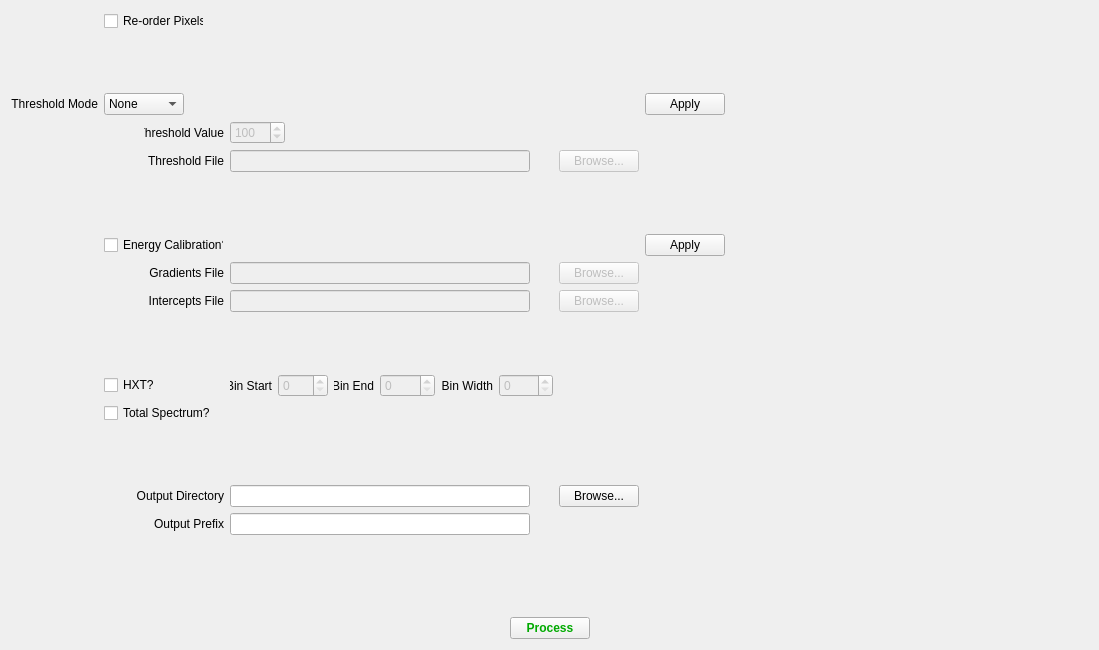
stfc-detectors/hexitec, file STFC/HexitecGigEProject/trunk/HxtProcessingLibTest/processingForm.ui: the form before one commit.
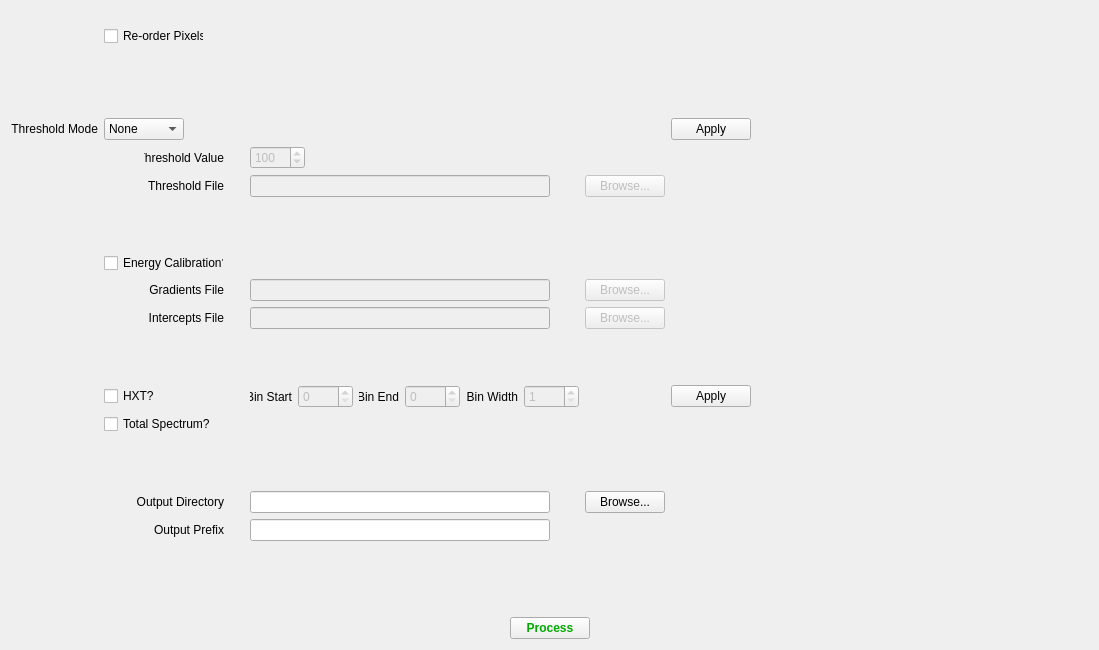
The form after the commit.

Commit message: Buffer processing and energy calibration threads operating.

Patch:
```diff
--- a/STFC/HexitecGigEProject/trunk/HxtProcessingLibTest/processingForm.ui
+++ b/STFC/HexitecGigEProject/trunk/HxtProcessingLibTest/processingForm.ui
@@ -164,7 +164,7 @@
          </property>
          <property name="minimumSize">
           <size>
-           <width>50</width>
+           <width>55</width>
            <height>0</height>
           </size>
          </property>
@@ -174,6 +174,9 @@
            <height>16777215</height>
           </size>
          </property>
+         <property name="maximum">
+          <number>640000</number>
+         </property>
         </widget>
        </item>
        <item>
@@ -199,7 +202,7 @@
          </property>
          <property name="minimumSize">
           <size>
-           <width>50</width>
+           <width>55</width>
            <height>0</height>
           </size>
          </property>
@@ -231,7 +234,7 @@
          </property>
          <property name="minimumSize">
           <size>
-           <width>50</width>
+           <width>55</width>
            <height>0</height>
           </size>
          </property>
@@ -241,8 +244,11 @@
            <height>16777215</height>
           </size>
          </property>
+         <property name="minimum">
+          <number>1</number>
+         </property>
          <property name="maximum">
-          <number>6400</number>
+          <number>640000</number>
          </property>
         </widget>
        </item>
@@ -320,6 +326,19 @@
        </property>
       </widget>
      </item>
+     <item row="0" column="3">
+      <spacer name="verticalSpacer_6">
+       <property name="orientation">
+        <enum>Qt::Vertical</enum>
+       </property>
+       <property name="sizeHint" stdset="0">
+        <size>
+         <width>20</width>
+         <height>40</height>
+        </size>
+       </property>
+      </spacer>
+     </item>
      <item row="17" column="7">
       <spacer name="horizontalSpacer">
        <property name="orientation">
@@ -372,6 +391,13 @@
        </property>
       </widget>
      </item>
+     <item row="11" column="6">
+      <widget class="QPushButton" name="energyCalibrationButton">
+       <property name="text">
+        <string>Apply</string>
+       </property>
+      </widget>
+     </item>
      <item row="14" column="4">
       <widget class="QLineEdit" name="outputDirectory">
        <property name="maximumSize">
@@ -563,13 +589,6 @@
        </property>
       </spacer>
      </item>
-     <item row="7" column="6">
-      <widget class="QPushButton" name="energyCalibrationButton">
-       <property name="text">
-        <string>Apply</string>
-       </property>
-      </widget>
-     </item>
     </layout>
    </item>
    <item row="6" column="0">
```
The commit also changes 5 other files.
